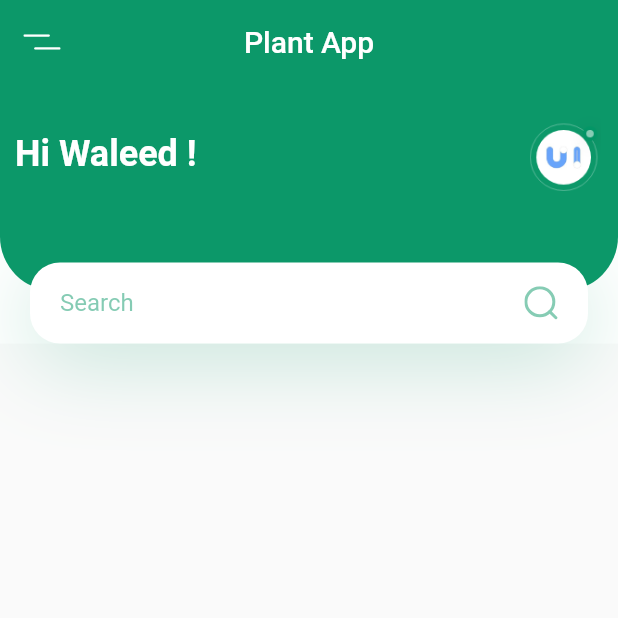
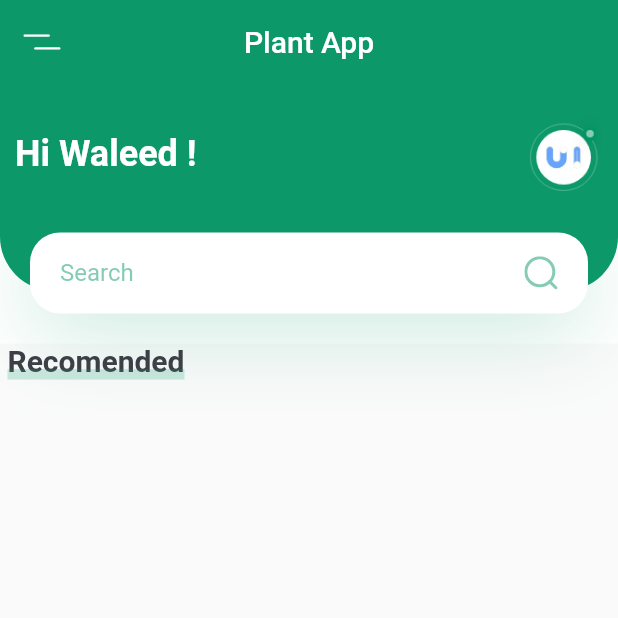
Before and after one commit to KurshanyWaleed/plant_app_flutter_demo, a Flutter app: the screen it shows after launch, on a phone screen of 412 x 824 dp, the top half of it. Run offline on Flutter 3.47's test engine with Material 2 defaults, Android fonts, the phone set to English and light mode, and no system bars; our stand-ins replace flutter_svg.

Commit message:
first.3 adding titles  commit

```diff
--- a/lib/screens/home/components/body.dart
+++ b/lib/screens/home/components/body.dart
@@ -1,6 +1,7 @@
 import 'package:flutter/material.dart';
-import 'package:flutter_svg/svg.dart';
 import 'package:palnt_app_flutter/constants.dart';
+
+import 'header_box_search.dart';
 
 class Body extends StatelessWidget {
   const Body({Key? key}) : super(key: key);
@@ -8,84 +9,51 @@ class Body extends StatelessWidget {
   @override
   Widget build(BuildContext context) {
     Size size = MediaQuery.of(context).size;
-    return Column(
+    return SingleChildScrollView(
+      child: Column(
         children: [
-        Container(
-          height: size.height * .21,
-          color: Colors.white,
+          HeaderWithBoxSearch(size: size),
+          Row(
+            children: const [
+              TitleWithCustomUnderLine(text: "Recomended"),
+            ],
+          ),
+        ],
+      ),
+    );
+  }
+}
+
+class TitleWithCustomUnderLine extends StatelessWidget {
+  const TitleWithCustomUnderLine({
+    Key? key,
+    required this.text,
+  }) : super(key: key);
+  final String? text;
+
+  @override
+  Widget build(BuildContext context) {
+    return Container(
+      height: 24,
       child: Stack(
         children: [
-              Container(
-                // alignment: Alignment.center,
-                height: size.height * .2 - 27,
-                padding: const EdgeInsets.only(
-                    bottom: 25 + kDefaultPadding, right: 10, left: 10),
-                // padding: const EdgeInsets.symmetric(
-                //     horizontal: kDefaultPadding, vertical: 30),
-                decoration: BoxDecoration(
-                    color: customGreen,
-                    borderRadius: const BorderRadius.only(
-                        bottomLeft: Radius.circular(36),
-                        bottomRight: Radius.circular(36))),
-                child: Row(
-                  children: [
-                    Text(
-                      'Hi Waleed ! ',
-                      style: Theme.of(context).textTheme.headline5!.copyWith(
-                          color: Colors.white, fontWeight: FontWeight.bold),
-                    ),
-                    const Spacer(),
-                    Image.asset(
-                      "assets/images/logo.png",
-                      width: 50,
-                      height: 50,
-                    )
-                  ],
-                ),
+          Padding(
+            padding: EdgeInsets.only(left: kDefaultPadding / 4),
+            child: Text("$text",
+                style: TextStyle(fontSize: 20, fontWeight: FontWeight.bold)),
           ),
           Positioned(
             bottom: 0,
             left: 0,
             right: 0,
             child: Container(
-                    alignment: Alignment.center,
-                    height: 54,
-                    margin:
-                        const EdgeInsets.symmetric(horizontal: kDefaultPadding),
-                    padding:
-                        const EdgeInsets.symmetric(horizontal: kDefaultPadding),
-                    decoration: BoxDecoration(
-                        borderRadius: BorderRadius.circular(20),
-                        boxShadow: [
-                          BoxShadow(
-                              offset: const Offset(0, 10),
-                              blurRadius: 50,
-                              color: customGreen.withOpacity(0.23))
-                        ],
-                        color: Colors.white),
-                    child: Row(
-                      children: [
-                        Expanded(
-                          child: TextField(
-                            onChanged: (value) => {},
-                            decoration: InputDecoration(
-                              hintText: "Search",
-                              hintStyle:
-                                  TextStyle(color: customGreen.withOpacity(.5)),
-                              enabledBorder: InputBorder.none,
-                              focusedBorder: InputBorder.none,
-                              //suffixIcon: const Icon(Icons.search)
-                            ),
-                          ),
-                        ),
-                        SvgPicture.asset("assets/icons/search.svg")
-                      ],
-                    ),
-                  ))
-            ],
+              margin: const EdgeInsets.only(left: kDefaultPadding / 4),
+              height: 7,
+              color: kPrimaryColor.withOpacity(0.2),
             ),
           )
         ],
+      ),
     );
   }
 }
--- /dev/null
+++ b/lib/screens/home/components/header_box_search.dart
@@ -0,0 +1,92 @@
+import 'package:flutter/material.dart';
+import 'package:flutter_svg/svg.dart';
+
+import '../../../constants.dart';
+
+class HeaderWithBoxSearch extends StatelessWidget {
+  const HeaderWithBoxSearch({
+    Key? key,
+    required this.size,
+  }) : super(key: key);
+
+  final Size size;
+
+  @override
+  Widget build(BuildContext context) {
+    return Container(
+      padding: const EdgeInsets.only(bottom: 20),
+      height: size.height * .21,
+      color: Colors.white,
+      child: Stack(
+        children: [
+          Container(
+            // alignment: Alignment.center,
+            height: size.height * .2 - 27,
+            padding: const EdgeInsets.only(
+                bottom: 25 + kDefaultPadding, right: 10, left: 10),
+            // padding: const EdgeInsets.symmetric(
+            //     horizontal: kDefaultPadding, vertical: 30),
+            decoration: BoxDecoration(
+                color: customGreen,
+                borderRadius: const BorderRadius.only(
+                    bottomLeft: Radius.circular(36),
+                    bottomRight: Radius.circular(36))),
+            child: Row(
+              children: [
+                Text(
+                  'Hi Waleed ! ',
+                  style: Theme.of(context).textTheme.headline5!.copyWith(
+                      color: Colors.white, fontWeight: FontWeight.bold),
+                ),
+                const Spacer(),
+                Image.asset(
+                  "assets/images/logo.png",
+                  width: 50,
+                  height: 50,
+                )
+              ],
+            ),
+          ),
+          Positioned(
+              bottom: 0,
+              left: 0,
+              right: 0,
+              child: Container(
+                alignment: Alignment.center,
+                height: 54,
+                margin: const EdgeInsets.symmetric(horizontal: kDefaultPadding),
+                padding:
+                    const EdgeInsets.symmetric(horizontal: kDefaultPadding),
+                decoration: BoxDecoration(
+                    borderRadius: BorderRadius.circular(20),
+                    boxShadow: [
+                      BoxShadow(
+                          offset: const Offset(0, 10),
+                          blurRadius: 50,
+                          color: customGreen.withOpacity(0.23))
+                    ],
+                    color: Colors.white),
+                child: Row(
+                  children: [
+                    Expanded(
+                      child: TextField(
+                        onChanged: (value) => {},
+                        decoration: InputDecoration(
+                          hintText: "Search",
+                          hintStyle:
+                              TextStyle(color: customGreen.withOpacity(.5)),
+                          enabledBorder: InputBorder.none,
+                          focusedBorder: InputBorder.none,
+                          //suffixIcon: const Icon(Icons.search)
+                        ),
+                      ),
+                    ),
+                    SvgPicture.asset("assets/icons/search.svg")
+                  ],
+                ),
+              ))
+        ],
+      ),
+    );
+  }
+}
```
Lines whose indentation alone changed are shown as unchanged.
